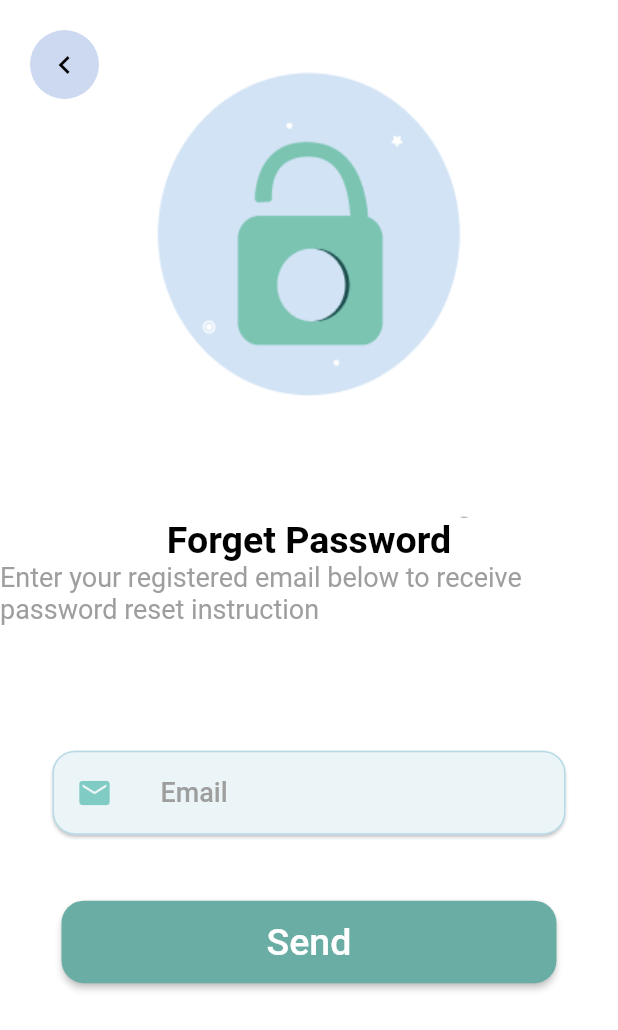
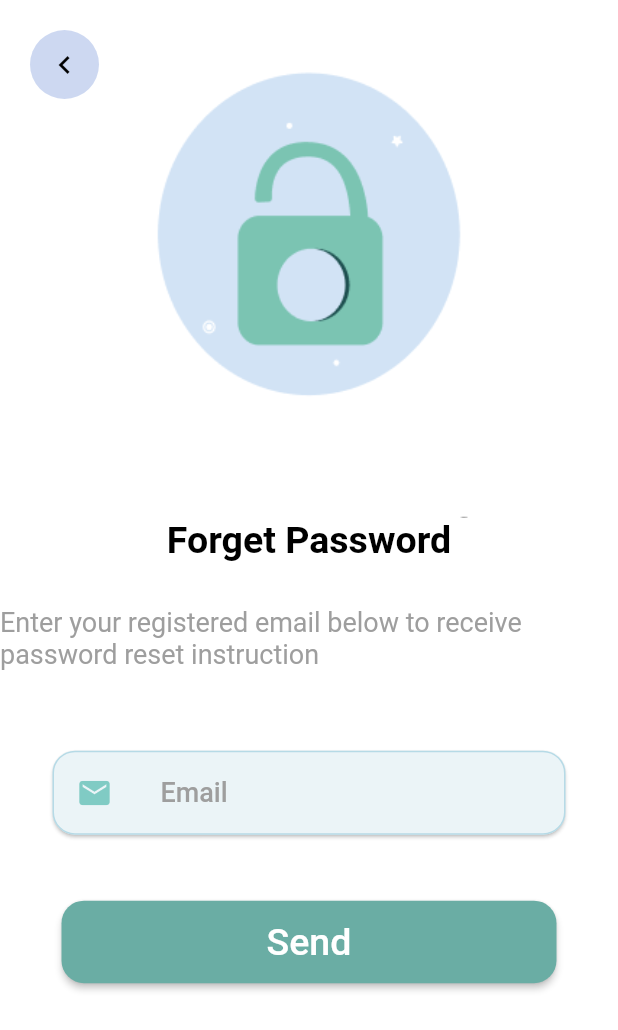
Before and after one commit to celebi-travel/celebi_app, a Flutter app: the screen it shows after launch, on a phone screen of 412 x 824 dp. Shown: the top 1030 px of the screen. Run offline on Flutter 3.47's test engine with Material 2 defaults, Android fonts, the phone set to English and light mode, and no system bars; our stand-ins replace carousel_slider, font_awesome_flutter, readmore, salomon_bottom_bar; missing offline and left inert: masonry_grid.

Commit message:
Update forget_pass_view.dart

```diff
--- a/lib/pages/login_screens/forget_password/forget_pass_view.dart
+++ b/lib/pages/login_screens/forget_password/forget_pass_view.dart
@@ -28,12 +28,18 @@ class _ForgetPasswordPageState extends State<ForgetPasswordPage> {
                   color: Colors.black,
                   fontWeight: FontWeight.bold),
             ),
-            Text(
-              'Enter your registered email below to receive password reset instruction',
-              style: TextStyle(fontSize: 18, color: Colors.grey),
+            Padding(
+              padding: EdgeInsets.only(top: 30),
+              child: Align(
+                alignment: Alignment.center,
+                child: Text(
+                  'Enter your registered email below to receive  password reset instruction',
+                  style: TextStyle(fontSize: 18, color: Colors.grey),
+                ),
+              ),
             ),
             Padding(
-                padding: EdgeInsets.only(top: 70),
+                padding: EdgeInsets.only(top: 40),
                 child:
                     buildUserInfoStructure(context, Icons.markunread, "Email")),
             buildContinueButton('Send'),
```
